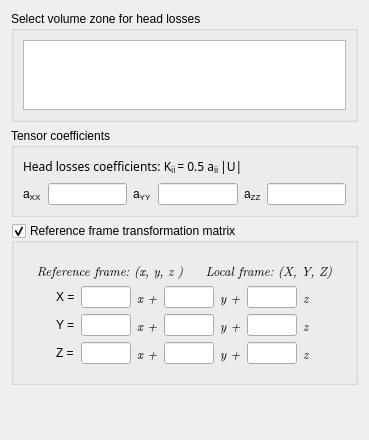
Before: the Qt Designer form gui/Pages/HeadLossesForm.ui in code-saturne/code_saturne, drawn with Qt 5.
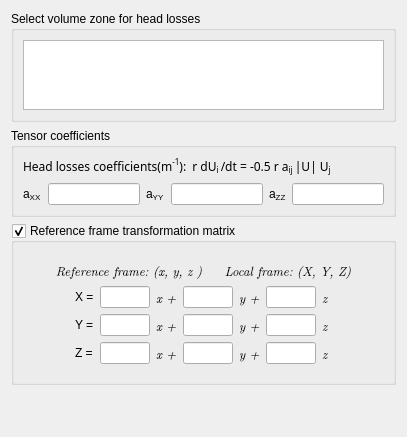
After: the same form once the commit is applied.

Commit message: update head losses definition in GUI

Patch:
```diff
--- a/gui/Pages/HeadLossesForm.ui
+++ b/gui/Pages/HeadLossesForm.ui
@@ -1,12 +1,12 @@
 <ui version="4.0" >
  <class>HeadLossesForm</class>
- <widget class="QWidget" name="HeadLossesForm" >
-  <property name="geometry" >
+ <widget class="QWidget" name="HeadLossesForm">
+  <property name="geometry">
    <rect>
     <x>0</x>
     <y>0</y>
-    <width>369</width>
-    <height>440</height>
+    <width>407</width>
+    <height>437</height>
    </rect>
   </property>
   <property name="windowTitle" >
@@ -73,12 +73,12 @@
           <property name="styleSheet" >
            <string notr="true" >font: 9pt "Sans Serif";abd</string>
           </property>
-          <property name="text" >
-           <string>&lt;!DOCTYPE HTML PUBLIC "-//W3C//DTD HTML 4.0//EN" "http://www.w3.org/TR/REC-html40/strict.dtd">
-&lt;html>&lt;head>&lt;meta name="qrichtext" content="1" />&lt;style type="text/css">
+          <property name="text">
+           <string>&lt;!DOCTYPE HTML PUBLIC &quot;-//W3C//DTD HTML 4.0//EN&quot; &quot;http://www.w3.org/TR/REC-html40/strict.dtd&quot;&gt;
+&lt;html&gt;&lt;head&gt;&lt;meta name=&quot;qrichtext&quot; content=&quot;1&quot; /&gt;&lt;style type=&quot;text/css&quot;&gt;
 p, li { white-space: pre-wrap; }
-&lt;/style>&lt;/head>&lt;body style=" font-family:'Sans Serif'; font-size:9pt; font-weight:400; font-style:normal;">
-&lt;p style=" margin-top:0px; margin-bottom:0px; margin-left:0px; margin-right:0px; -qt-block-indent:0; text-indent:0px;">Head losses coefficients: K&lt;span style=" vertical-align:sub;">ii &lt;/span>= 0.5 &lt;span style=" font-family:'Symbol,serif';">a&lt;/span>&lt;span style=" vertical-align:sub;">ii &lt;/span>|U|&lt;/p>&lt;/body>&lt;/html></string>
+&lt;/style&gt;&lt;/head&gt;&lt;body style=&quot; font-family:'Sans Serif'; font-size:9pt; font-weight:400; font-style:normal;&quot;&gt;
+&lt;p style=&quot; margin-top:0px; margin-bottom:0px; margin-left:0px; margin-right:0px; -qt-block-indent:0; text-indent:0px;&quot;&gt;Head losses coefficients(m&lt;span style=&quot; vertical-align:super;&quot;&gt;-1&lt;/span&gt;):  &lt;span style=&quot; font-family:'Symbol,serif';&quot;&gt;r &lt;/span&gt;dU&lt;span style=&quot; vertical-align:sub;&quot;&gt;i &lt;/span&gt;/dt = -0.5 &lt;span style=&quot; font-family:'Symbol,serif';&quot;&gt;r a&lt;/span&gt;&lt;span style=&quot; vertical-align:sub;&quot;&gt;ij &lt;/span&gt;|U| U&lt;span style=&quot; vertical-align:sub;&quot;&gt;j&lt;/span&gt;&lt;/p&gt;&lt;/body&gt;&lt;/html&gt;</string>
           </property>
          </widget>
         </item>
```
Left out of the diff: 337 changed lines with no effect on the pictures.
